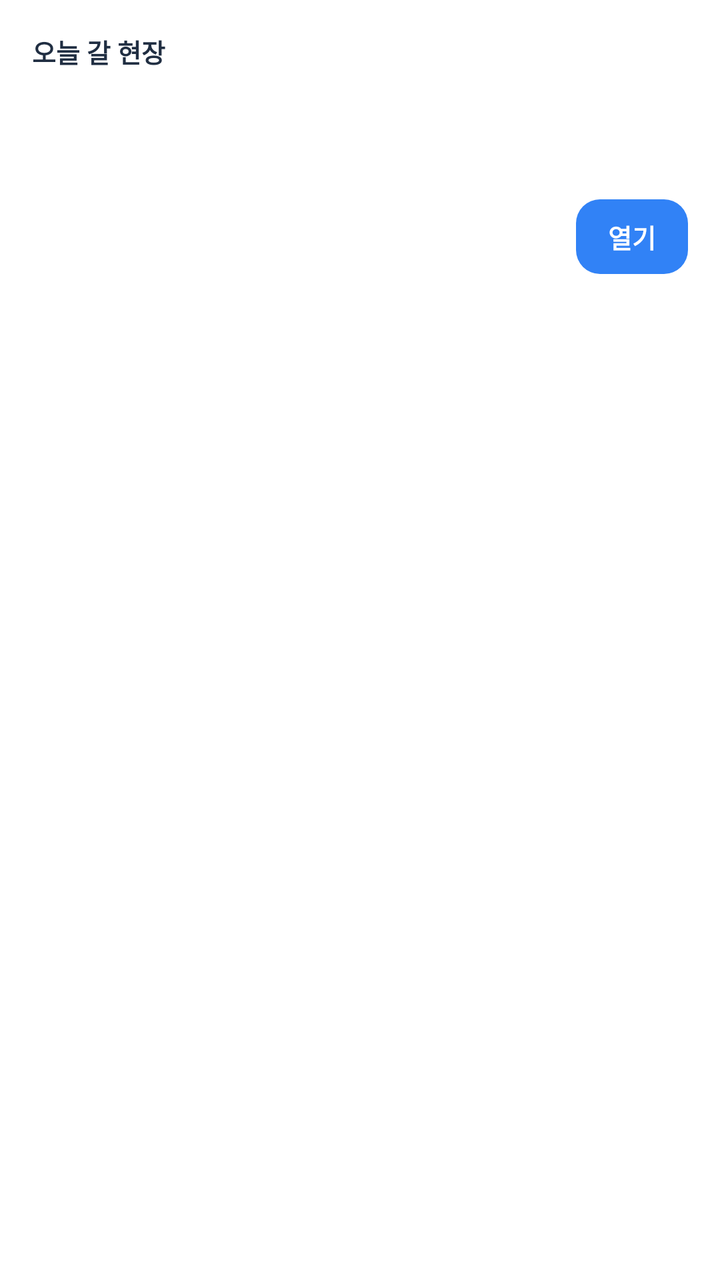
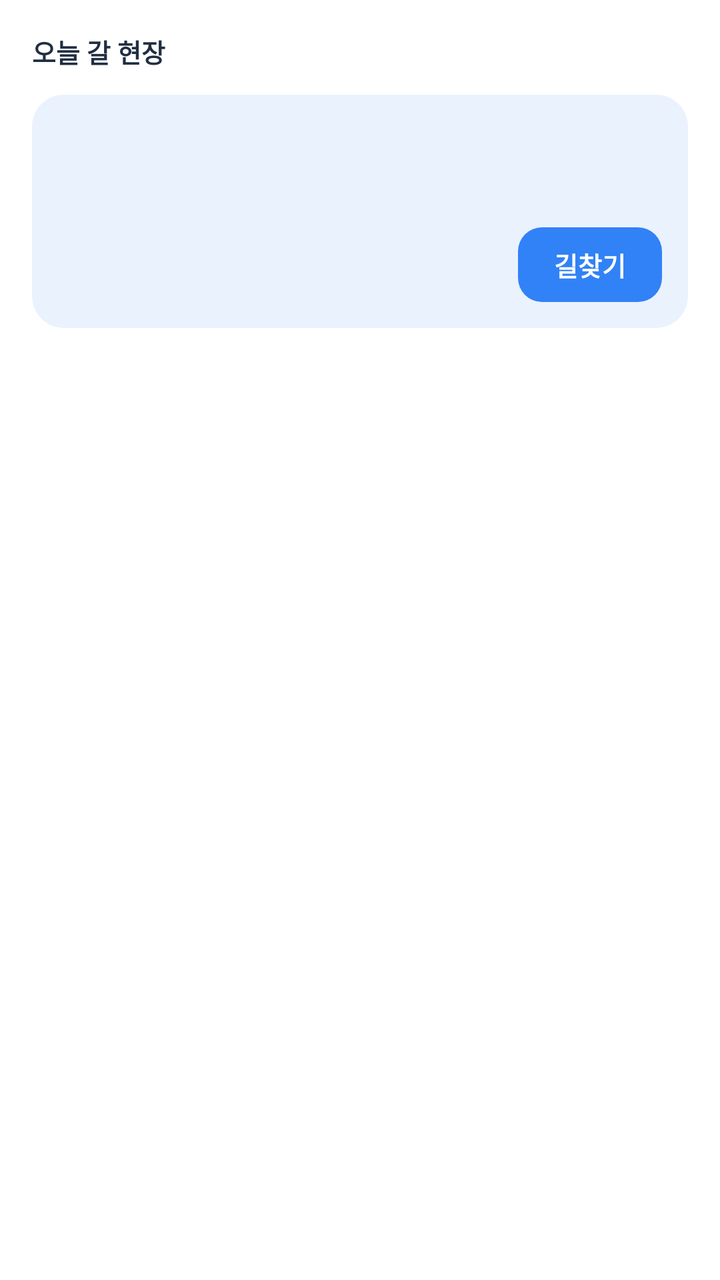

Two renders of the same Android screen: before a commit and after it. Below are the layout's source before the change and the commit's diff.
<!-- AndroidManifest.xml: application theme Theme.CallFollowCRM -->
<!-- res/layout/widget_today.xml -->
<?xml version="1.0" encoding="utf-8"?>
<LinearLayout xmlns:android="http://schemas.android.com/apk/res/android"
    android:id="@android:id/background"
    android:layout_width="match_parent"
    android:layout_height="match_parent"
    android:orientation="vertical"
    android:background="@drawable/widget_today_bg"
    android:padding="16dp">

    
    <TextView
        android:id="@+id/widget_unanswered"
        android:layout_width="match_parent"
        android:layout_height="wrap_content"
        android:layout_marginBottom="10dp"
        android:paddingLeft="12dp"
        android:paddingRight="12dp"
        android:paddingTop="8dp"
        android:paddingBottom="8dp"
        android:background="@drawable/widget_badge_bg"
        android:textColor="#FFFFFF"
        android:textSize="13sp"
        android:textStyle="bold"
        android:visibility="gone" />

    
    <LinearLayout
        android:layout_width="match_parent"
        android:layout_height="wrap_content"
        android:orientation="horizontal"
        android:gravity="center_vertical">

        <TextView
            android:layout_width="0dp"
            android:layout_height="wrap_content"
            android:layout_weight="1"
            android:text="오늘 갈 현장"
            android:textColor="#202E42"
            android:textSize="13sp"
            android:textStyle="bold" />

        <TextView
            android:id="@+id/widget_count"
            android:layout_width="wrap_content"
            android:layout_height="wrap_content"
            android:textColor="#64748B"
            android:textSize="12sp"
            android:textStyle="bold" />
    </LinearLayout>

    
    <LinearLayout
        android:id="@+id/widget_primary"
        android:layout_width="match_parent"
        android:layout_height="wrap_content"
        android:orientation="vertical"
        android:layout_marginTop="12dp">

        <TextView
            android:id="@+id/widget_name"
            android:layout_width="match_parent"
            android:layout_height="wrap_content"
            android:maxLines="1"
            android:ellipsize="end"
            android:textColor="#202E42"
            android:textSize="17sp"
            android:textStyle="bold" />

        <TextView
            android:id="@+id/widget_region"
            android:layout_width="match_parent"
            android:layout_height="wrap_content"
            android:layout_marginTop="2dp"
            android:maxLines="1"
            android:ellipsize="end"
            android:textColor="#64748B"
            android:textSize="13sp" />

        <LinearLayout
            android:layout_width="match_parent"
            android:layout_height="wrap_content"
            android:orientation="horizontal"
            android:gravity="center_vertical"
            android:layout_marginTop="10dp">

            <TextView
                android:id="@+id/widget_time"
                android:layout_width="0dp"
                android:layout_height="wrap_content"
                android:layout_weight="1"
                android:maxLines="1"
                android:ellipsize="end"
                android:textColor="#1765CF"
                android:textSize="13sp"
                android:textStyle="bold" />

            <TextView
                android:id="@+id/widget_open"
                android:layout_width="wrap_content"
                android:layout_height="wrap_content"
                android:text="열기"
                android:paddingLeft="16dp"
                android:paddingRight="16dp"
                android:paddingTop="9dp"
                android:paddingBottom="9dp"
                android:background="@drawable/widget_today_btn"
                android:textColor="#FFFFFF"
                android:textSize="13sp"
                android:textStyle="bold" />
        </LinearLayout>

        
        <TextView
            android:id="@+id/widget_next"
            android:layout_width="match_parent"
            android:layout_height="wrap_content"
            android:layout_marginTop="12dp"
            android:maxLines="2"
            android:ellipsize="end"
            android:textColor="#64748B"
            android:textSize="12sp" />
    </LinearLayout>

    
    <TextView
        android:id="@+id/widget_empty"
        android:layout_width="match_parent"
        android:layout_height="wrap_content"
        android:layout_marginTop="14dp"
        android:text="오늘 갈 현장이 없어요"
        android:textColor="#64748B"
        android:textSize="14sp"
        android:textStyle="bold"
        android:visibility="gone" />
</LinearLayout>
<!-- resources referenced by this layout -->
<resources>
  <!-- drawable widget_badge_bg (drawable) -->
  <?xml version="1.0" encoding="utf-8"?>
  <shape xmlns:android="http://schemas.android.com/apk/res/android" android:shape="rectangle">
      <solid android:color="#F0436A" />
      <corners android:radius="12dp" />
  </shape>
  <!-- drawable widget_today_bg (drawable) -->
  <?xml version="1.0" encoding="utf-8"?>
  <shape xmlns:android="http://schemas.android.com/apk/res/android" android:shape="rectangle">
      <solid android:color="#FFFFFF" />
      <corners android:radius="24dp" />
  </shape>
  <!-- drawable widget_today_btn (drawable) -->
  <?xml version="1.0" encoding="utf-8"?>
  <shape xmlns:android="http://schemas.android.com/apk/res/android" android:shape="rectangle">
      <solid android:color="#3182F6" />
      <corners android:radius="12dp" />
  </shape>
  <style name="Theme.CallFollowCRM" parent="android:Theme.DeviceDefault.Light.NoActionBar">
          <item name="android:windowBackground">@android:color/white</item>
          <item name="android:statusBarColor" tools:targetApi="l">@android:color/white</item>
          <item name="android:windowLightStatusBar" tools:targetApi="m">true</item>
          
          <item name="android:windowOptOutEdgeToEdgeEnforcement" tools:targetApi="35">true</item>
      </style>
</resources>

<!-- the commit's change to res/layout/widget_today.xml (unified diff, before → after) -->
@@ -10,13 +10,13 @@
     
     <TextView
         android:id="@+id/widget_unanswered"
-        android:layout_width="match_parent"
+        android:layout_width="wrap_content"
         android:layout_height="wrap_content"
-        android:layout_marginBottom="10dp"
-        android:paddingLeft="12dp"
-        android:paddingRight="12dp"
-        android:paddingTop="8dp"
-        android:paddingBottom="8dp"
+        android:layout_marginBottom="11dp"
+        android:paddingLeft="13dp"
+        android:paddingRight="13dp"
+        android:paddingTop="7dp"
+        android:paddingBottom="7dp"
         android:background="@drawable/widget_badge_bg"
         android:textColor="#FFFFFF"
         android:textSize="13sp"
@@ -54,7 +54,9 @@
         android:layout_width="match_parent"
         android:layout_height="wrap_content"
         android:orientation="vertical"
-        android:layout_marginTop="12dp">
+        android:layout_marginTop="12dp"
+        android:background="@drawable/widget_pcard_bg"
+        android:padding="13dp">
 
         <TextView
             android:id="@+id/widget_name"
@@ -73,7 +75,7 @@
             android:layout_marginTop="2dp"
             android:maxLines="1"
             android:ellipsize="end"
-            android:textColor="#64748B"
+            android:textColor="#5A6472"
             android:textSize="13sp" />
 
         <LinearLayout
@@ -81,7 +83,7 @@
             android:layout_height="wrap_content"
             android:orientation="horizontal"
             android:gravity="center_vertical"
-            android:layout_marginTop="10dp">
+            android:layout_marginTop="11dp">
 
             <TextView
                 android:id="@+id/widget_time"
@@ -98,9 +100,9 @@
                 android:id="@+id/widget_open"
                 android:layout_width="wrap_content"
                 android:layout_height="wrap_content"
-                android:text="열기"
-                android:paddingLeft="16dp"
-                android:paddingRight="16dp"
+                android:text="길찾기"
+                android:paddingLeft="18dp"
+                android:paddingRight="18dp"
                 android:paddingTop="9dp"
                 android:paddingBottom="9dp"
                 android:background="@drawable/widget_today_btn"
@@ -108,25 +110,25 @@
                 android:textSize="13sp"
                 android:textStyle="bold" />
         </LinearLayout>
+    </LinearLayout>
 
-        
-        <TextView
-            android:id="@+id/widget_next"
-            android:layout_width="match_parent"
-            android:layout_height="wrap_content"
-            android:layout_marginTop="12dp"
-            android:maxLines="2"
-            android:ellipsize="end"
-            android:textColor="#64748B"
-            android:textSize="12sp" />
-    </LinearLayout>
+    
+    <TextView
+        android:id="@+id/widget_next"
+        android:layout_width="match_parent"
+        android:layout_height="wrap_content"
+        android:layout_marginTop="11dp"
+        android:maxLines="2"
+        android:ellipsize="end"
+        android:textColor="#64748B"
+        android:textSize="12sp" />
 
     
     <TextView
         android:id="@+id/widget_empty"
         android:layout_width="match_parent"
         android:layout_height="wrap_content"
-        android:layout_marginTop="14dp"
+        android:layout_marginTop="4dp"
         android:text="오늘 갈 현장이 없어요"
         android:textColor="#64748B"
         android:textSize="14sp"
<!-- resource entries referenced after the edit -->
@@ -5,6 +5,12 @@
   <shape xmlns:android="http://schemas.android.com/apk/res/android" android:shape="rectangle">
       <solid android:color="#F0436A" />
       <corners android:radius="12dp" />
+  </shape>
+  <!-- drawable widget_pcard_bg (drawable) -->
+  <?xml version="1.0" encoding="utf-8"?>
+  <shape xmlns:android="http://schemas.android.com/apk/res/android" android:shape="rectangle">
+      <solid android:color="#EAF2FE" />
+      <corners android:radius="16dp" />
   </shape>
   <!-- drawable widget_today_bg (drawable) -->
   <?xml version="1.0" encoding="utf-8"?>
